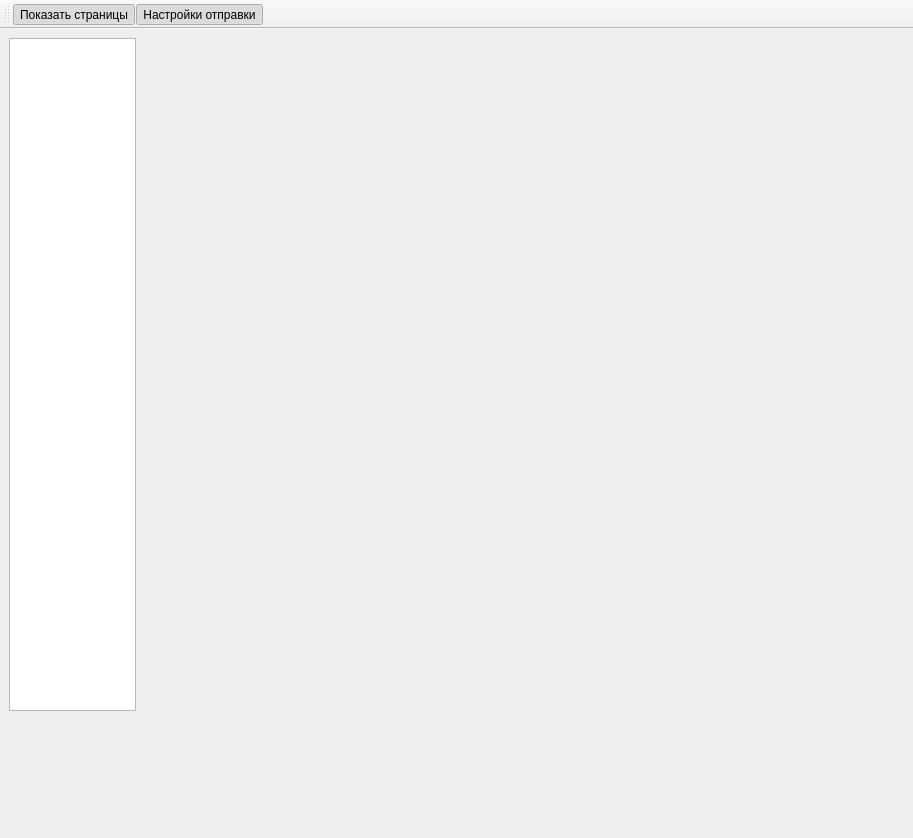
First picture: the form in ui/MainWindow/MainWindow.ui, repository Jomart02/Lazuli, before the edit.
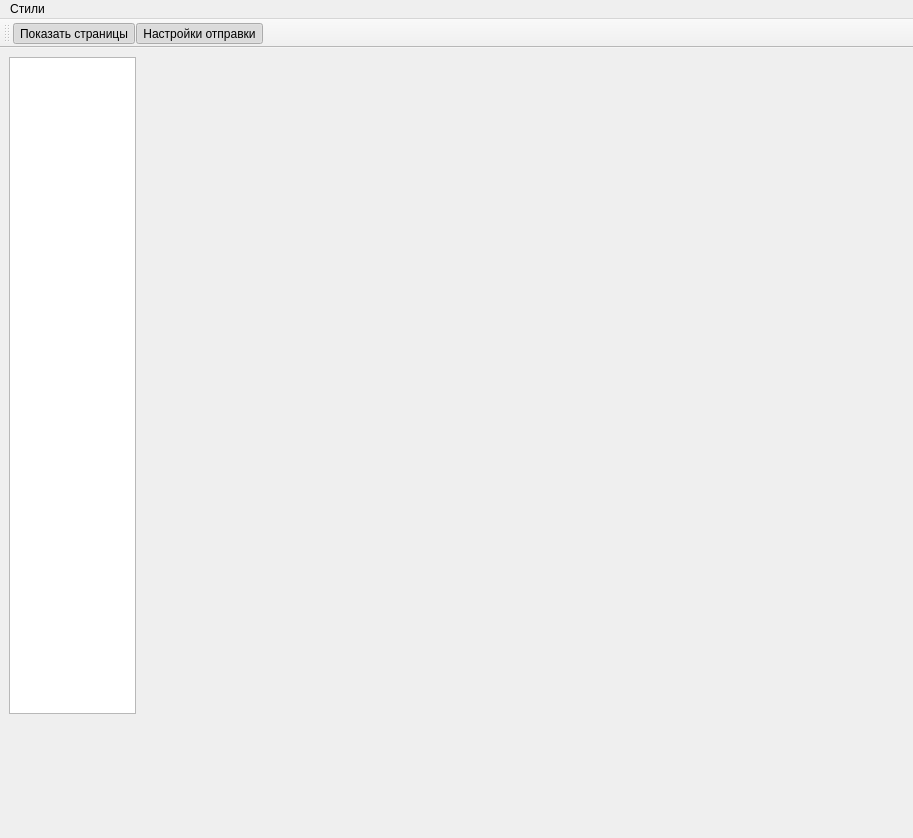
Second picture: the form after the edit. Custom widgets are drawn as their Qt base class.

```diff
--- a/ui/MainWindow/MainWindow.ui
+++ b/ui/MainWindow/MainWindow.ui
@@ -55,6 +55,24 @@
    <addaction name="ShowPages"/>
    <addaction name="sendOptions"/>
   </widget>
+  <widget class="QMenuBar" name="menuBar">
+   <property name="geometry">
+    <rect>
+     <x>0</x>
+     <y>0</y>
+     <width>913</width>
+     <height>19</height>
+    </rect>
+   </property>
+   <widget class="QMenu" name="menuCnbkb">
+    <property name="title">
+     <string>Стили</string>
+    </property>
+    <addaction name="actionDay"/>
+    <addaction name="actionNight"/>
+   </widget>
+   <addaction name="menuCnbkb"/>
+  </widget>
   <action name="ShowPages">
    <property name="checkable">
     <bool>true</bool>
```
Left out of the diff: 22 changed lines with no effect on the pictures.
